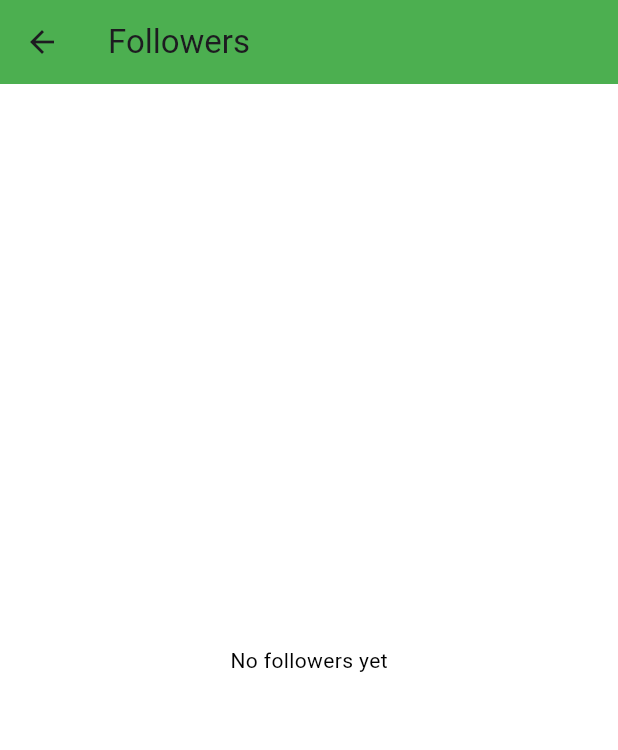
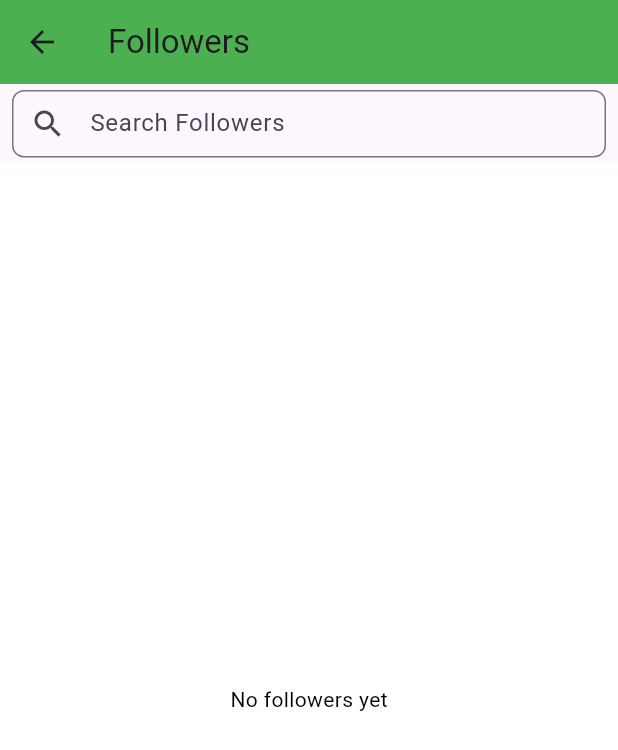
Before and after one commit to ShubhamG2004/AgroNex, a Flutter app: the ConnectionsPage screen opened directly, after a tap on "Followers", on a phone screen of 412 x 824 dp. Shown: the top 750 px of the screen. Run offline on Flutter 3.47's test engine with Material 3 defaults, Android fonts, the phone set to English and light mode, and no system bars; our stand-ins replace cloud_firestore, dio, emoji_picker_flutter, file_picker, firebase_auth, firebase_core and 5 more; accounts and stored records are empty; network calls fail.

Commit message:
modified:   lib/Connections/ConnectionsPage.dart 	modified:   lib/Connections/FollowRequestsPage.dart 	modified:   lib/Connections/FollowersPage.dart 	modified:   lib/Connections/FollowingPage.dart

```diff
--- a/lib/Connections/ConnectionsPage.dart
+++ b/lib/Connections/ConnectionsPage.dart
@@ -434,7 +434,7 @@ class _ConnectionsPageState extends State<ConnectionsPage> {
             style: TextStyle(fontSize: 12.0, color: Colors.grey[500]),
             textAlign: TextAlign.center,
           ),
-          SizedBox(height: 15.0),
+          SizedBox(height: 12.0),
           ElevatedButton(
             onPressed: isRequested ? () => cancelFollowRequest(user) : () => sendFollowRequest(user),
             style: ElevatedButton.styleFrom(
--- a/lib/Connections/FollowersPage.dart
+++ b/lib/Connections/FollowersPage.dart
@@ -4,10 +4,24 @@ import 'package:cloud_firestore/cloud_firestore.dart';
 import 'user_model.dart';
 import '../Message/MessagePage.dart'; // Adjust the path if necessary
 
-class FollowersPage extends StatelessWidget {
+class FollowersPage extends StatefulWidget {
   final List<UserModel> followers;
 
   const FollowersPage({Key? key, required this.followers}) : super(key: key);
+
+  @override
+  _FollowersPageState createState() => _FollowersPageState();
+}
+
+class _FollowersPageState extends State<FollowersPage> {
+  List<UserModel> _filteredFollowers = [];
+  String _searchQuery = '';
+
+  @override
+  void initState() {
+    super.initState();
+    _filteredFollowers = widget.followers;
+  }
 
   Future<bool> _isUserFollowed(UserModel user) async {
     User? currentUser = FirebaseAuth.instance.currentUser;
@@ -49,6 +63,18 @@ class FollowersPage extends StatelessWidget {
     }
   }
 
+  void _filterFollowers(String query) {
+    List<UserModel> filteredList = widget.followers.where((follower) {
+      String fullName = '${follower.firstName} ${follower.lastName}'.toLowerCase();
+      return fullName.contains(query.toLowerCase());
+    }).toList();
+
+    setState(() {
+      _filteredFollowers = filteredList;
+      _searchQuery = query;
+    });
+  }
+
   @override
   Widget build(BuildContext context) {
     return Scaffold(
@@ -57,13 +83,32 @@ class FollowersPage extends StatelessWidget {
         backgroundColor: Colors.green, // Adjust color as needed
         elevation: 0,
       ),
-      body: Container(
+      body: Column(
+        children: [
+          Padding(
+            padding: const EdgeInsets.symmetric(horizontal: 8.0, vertical: 4.0),
+            child: Container(
+              height: 45,
+              child: TextField(
+                onChanged: _filterFollowers,
+                decoration: InputDecoration(
+                  labelText: 'Search Followers',
+                  border: OutlineInputBorder(
+                    borderRadius: BorderRadius.circular(8.0),
+                  ),
+                  prefixIcon: Icon(Icons.search),
+                ),
+              ),
+            ),
+          ),
+          Expanded(
+            child: Container(
               color: Colors.white,
-        child: followers.isNotEmpty
+              child: _filteredFollowers.isNotEmpty
                   ? ListView.builder(
-          itemCount: followers.length,
+                itemCount: _filteredFollowers.length,
                 itemBuilder: (context, index) {
-            UserModel user = followers[index];
+                  UserModel user = _filteredFollowers[index];
                   return Container(
                     decoration: BoxDecoration(
                       border: Border.all(color: Colors.grey),
@@ -101,6 +146,9 @@ class FollowersPage extends StatelessWidget {
                 child: Text('No followers yet', style: TextStyle(color: Colors.black)),
               ),
             ),
+          ),
+        ],
+      ),
     );
   }
 }
```
Also changed, not shown: lib/Connections/FollowRequestsPage.dart (+47 -7 lines), lib/Connections/FollowingPage.dart (+53 -5 lines). Lines whose indentation alone changed are shown as unchanged.
